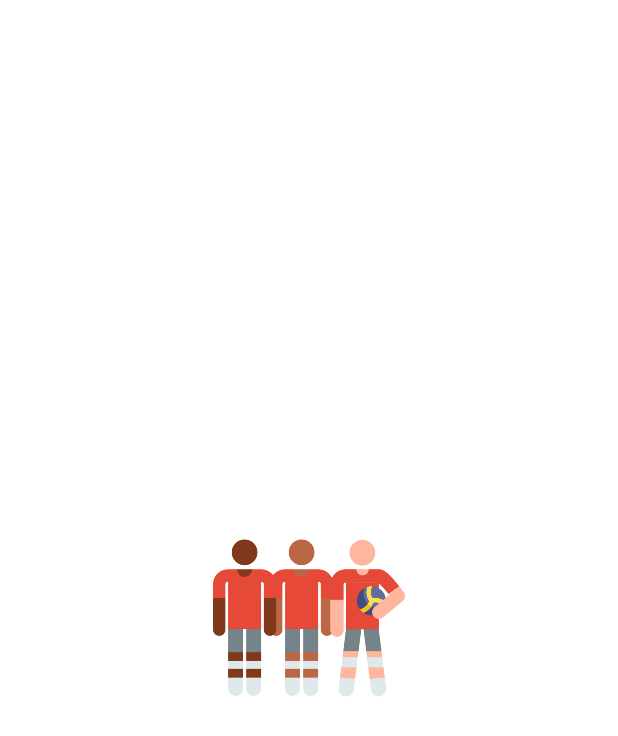
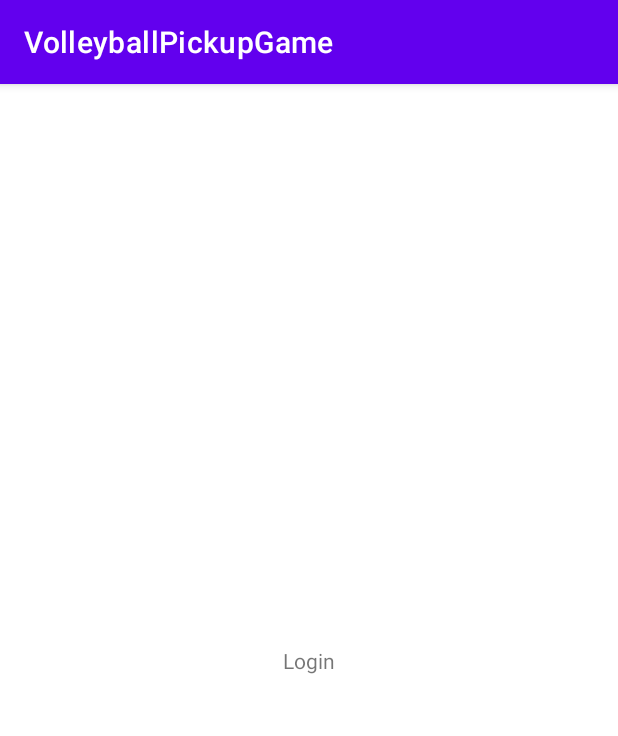
Before and after one commit to henry1218/VolleyballPickupGame, an Android app: the screen it shows after launch (SplashActivity before the commit, LoginActivity after it), on a phone screen of 412 x 824 dp. Shown: the top 736 px of the screen. Run offline under Robolectric (Android 15) with nearby library versions, the phone set to English and light mode, and no system bars; our stand-ins replace Dagger/Hilt's generated code, Firebase (no records; nobody signed in at launch, a user with empty details on screens opened directly).

Commit message:
Add login page.

```diff
--- /dev/null
+++ b/app/src/main/java/com/volleyball/pickup/game/FirebaseModule.kt
@@ -0,0 +1,17 @@
+package com.volleyball.pickup.game
+
+import com.google.firebase.auth.FirebaseAuth
+import dagger.Module
+import dagger.Provides
+import dagger.hilt.InstallIn
+import dagger.hilt.components.SingletonComponent
+
+@Module
+@InstallIn(SingletonComponent::class)
+object FirebaseModule {
+
+    @Provides
+    fun provideFirebaseAuth(): FirebaseAuth {
+        return FirebaseAuth.getInstance()
+    }
+}
--- /dev/null
+++ b/app/src/main/java/com/volleyball/pickup/game/LoginActivity.kt
@@ -0,0 +1,11 @@
+package com.volleyball.pickup.game
+
+import android.os.Bundle
+import androidx.appcompat.app.AppCompatActivity
+
+class LoginActivity : AppCompatActivity() {
+    override fun onCreate(savedInstanceState: Bundle?) {
+        super.onCreate(savedInstanceState)
+        setContentView(R.layout.activity_login)
+    }
+}
--- a/app/src/main/java/com/volleyball/pickup/game/SplashActivity.kt
+++ b/app/src/main/java/com/volleyball/pickup/game/SplashActivity.kt
@@ -1,14 +1,28 @@
 package com.volleyball.pickup.game
 
 import android.annotation.SuppressLint
+import android.content.Intent
 import android.os.Bundle
+import androidx.activity.viewModels
 import androidx.appcompat.app.AppCompatActivity
 import dagger.hilt.android.AndroidEntryPoint
 
 @SuppressLint("CustomSplashScreen")
 @AndroidEntryPoint
 class SplashActivity : AppCompatActivity() {
+    private val viewModel: SplashViewModel by viewModels()
+
     override fun onCreate(savedInstanceState: Bundle?) {
         super.onCreate(savedInstanceState)
+        viewModel.checkIfUserIsAuthenticated()
+        viewModel.isUserAuthenticated.observe(this) { isAuthenticated ->
+            if (isAuthenticated) {
+                startActivity(Intent(this, MainActivity::class.java))
+                finish()
+            } else {
+                startActivity(Intent(this, LoginActivity::class.java))
+                finish()
+            }
+        }
     }
 }
--- /dev/null
+++ b/app/src/main/java/com/volleyball/pickup/game/SplashRepository.kt
@@ -0,0 +1,19 @@
+package com.volleyball.pickup.game
+
+import androidx.lifecycle.MutableLiveData
+import com.google.firebase.auth.FirebaseAuth
+import javax.inject.Inject
+
+class SplashRepository @Inject constructor() {
+
+    @Inject
+    lateinit var firebaseAuth: FirebaseAuth
+
+    fun checkIfUserIsAuthenticated(): MutableLiveData<Boolean> {
+        return if (firebaseAuth.currentUser == null) {
+            MutableLiveData(false)
+        } else {
+            MutableLiveData(true)
+        }
+    }
+}
--- /dev/null
+++ b/app/src/main/java/com/volleyball/pickup/game/SplashViewModel.kt
@@ -0,0 +1,15 @@
+package com.volleyball.pickup.game
+
+import androidx.lifecycle.MutableLiveData
+import androidx.lifecycle.ViewModel
+import dagger.hilt.android.lifecycle.HiltViewModel
+import javax.inject.Inject
+
+@HiltViewModel
+class SplashViewModel @Inject constructor(private val repository: SplashRepository) : ViewModel() {
+    lateinit var isUserAuthenticated: MutableLiveData<Boolean>
+
+    fun checkIfUserIsAuthenticated() {
+        isUserAuthenticated = repository.checkIfUserIsAuthenticated()
+    }
+}
--- /dev/null
+++ b/app/src/main/res/layout/activity_login.xml
@@ -0,0 +1,18 @@
+<?xml version="1.0" encoding="utf-8"?>
+<androidx.constraintlayout.widget.ConstraintLayout xmlns:android="http://schemas.android.com/apk/res/android"
+    xmlns:app="http://schemas.android.com/apk/res-auto"
+    xmlns:tools="http://schemas.android.com/tools"
+    android:layout_width="match_parent"
+    android:layout_height="match_parent"
+    tools:context=".LoginActivity">
+
+    <TextView
+        android:layout_width="wrap_content"
+        android:layout_height="wrap_content"
+        android:text="Login"
+        app:layout_constraintBottom_toBottomOf="parent"
+        app:layout_constraintEnd_toEndOf="parent"
+        app:layout_constraintStart_toStartOf="parent"
+        app:layout_constraintTop_toTopOf="parent" />
+
+</androidx.constraintlayout.widget.ConstraintLayout>
--- a/build.gradle.kts
+++ b/build.gradle.kts
@@ -1,9 +1,11 @@
 buildscript {
     repositories {
         mavenCentral()
+        google()
     }
     dependencies {
         classpath(Config.Libs.hiltPlugin)
+        classpath(Config.Libs.googleServices)
     }
 }
 
```
Also changed, not shown: app/build.gradle.kts (+7 -0 lines), app/src/main/AndroidManifest.xml (+9 -3 lines), buildSrc/src/main/kotlin/Config.kt (+16 -3 lines), 1 other file.
